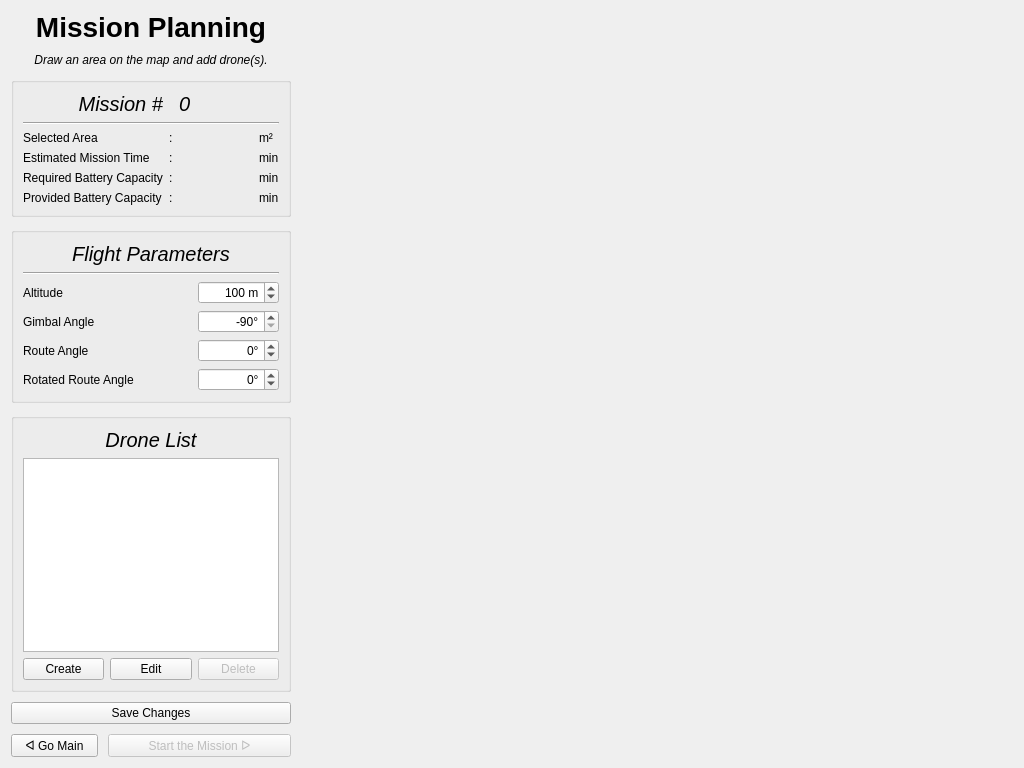
Before: the Qt Designer form UI/Preflight2/pre2_design.ui in cmpe-DroneLab/GeoFly3D, drawn with Qt 5.
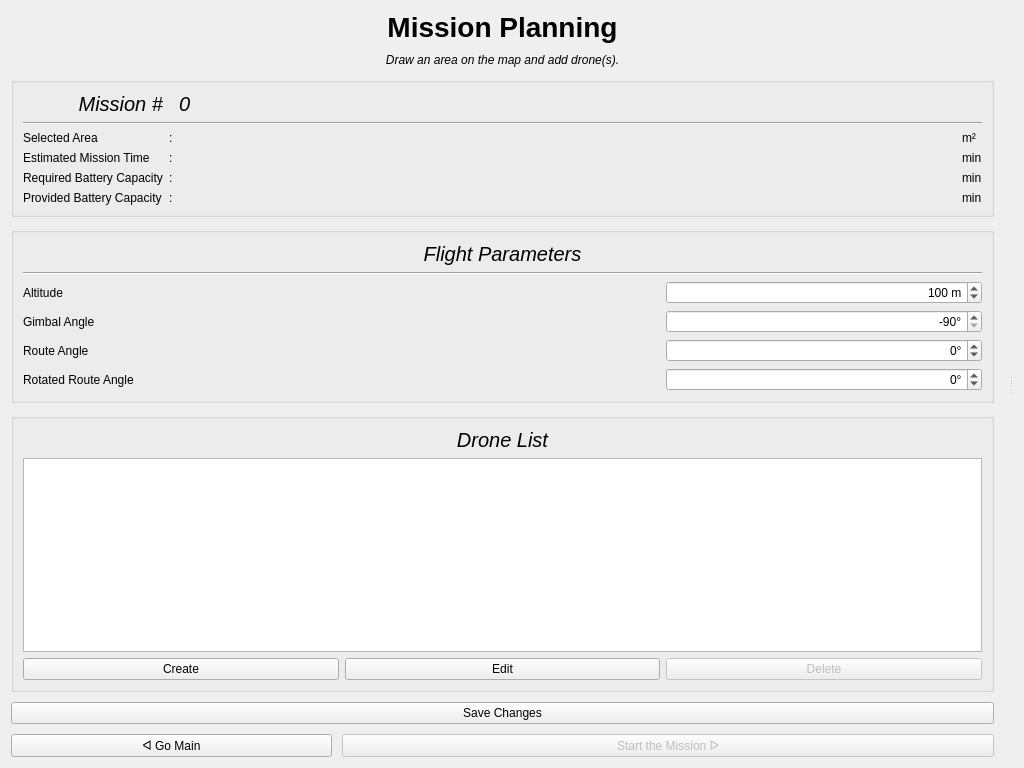
After: the same form once the commit is applied.

Commit message: Added separator between left column and right column (map) to change the widths of the columns.

Diff of the .ui file:
```diff
--- a/UI/Preflight2/pre2_design.ui
+++ b/UI/Preflight2/pre2_design.ui
@@ -13,12 +13,20 @@
   <property name="windowTitle">
    <string>Form</string>
   </property>
-  <layout class="QHBoxLayout" name="horizontalLayout_2" stretch="0,4">
+  <layout class="QHBoxLayout" name="horizontalLayout">
    <item>
+    <widget class="QSplitter" name="splitter">
+     <property name="orientation">
+      <enum>Qt::Horizontal</enum>
+     </property>
+     <widget class="QWidget" name="">
     <layout class="QVBoxLayout" name="v_lay_left" stretch="0,0,0,0,0,0">
      <property name="spacing">
       <number>10</number>
      </property>
+       <property name="rightMargin">
+        <number>15</number>
+       </property>
      <item>
       <widget class="QLabel" name="label_header">
        <property name="font">
@@ -434,9 +442,11 @@
       </layout>
      </item>
     </layout>
-   </item>
-   <item>
+     </widget>
+     <widget class="QWidget" name="">
     <layout class="QVBoxLayout" name="v_lay_right"/>
+     </widget>
+    </widget>
    </item>
   </layout>
  </widget>
```
Left out of the diff: 2 changed lines with no effect on the pictures. Lines whose indentation alone changed are shown as unchanged. The commit also changes 9 other files.
